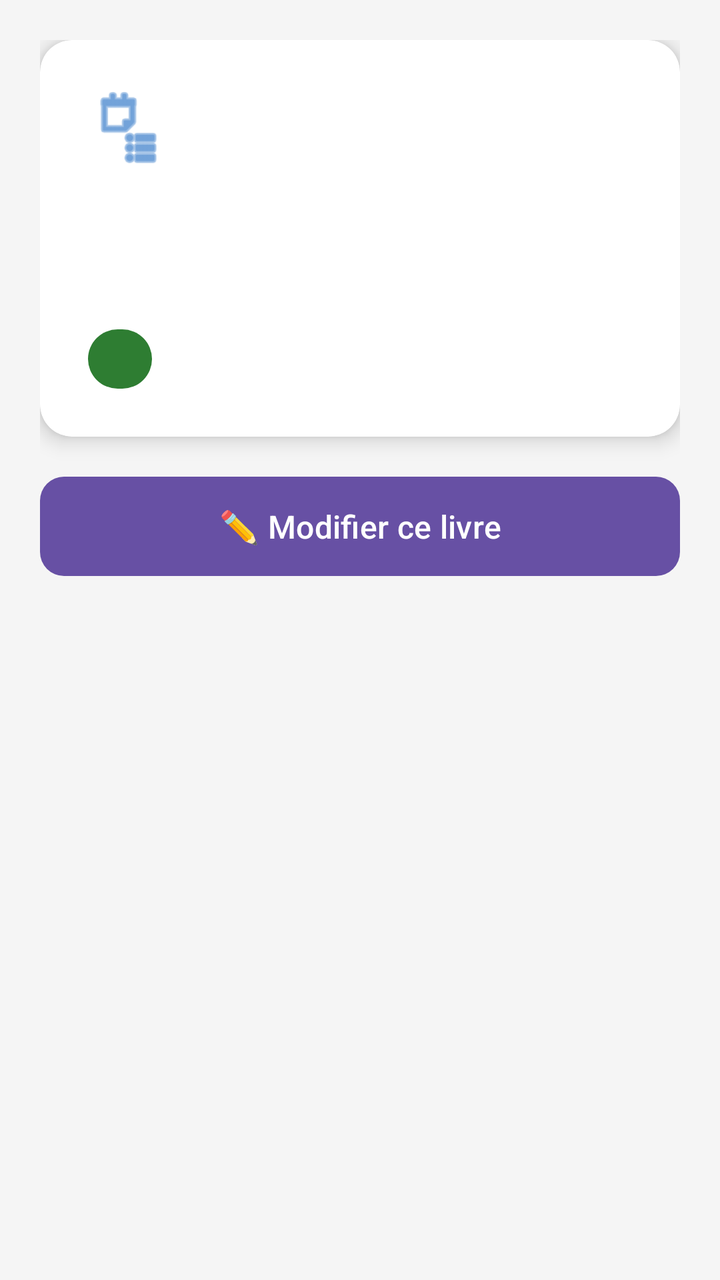
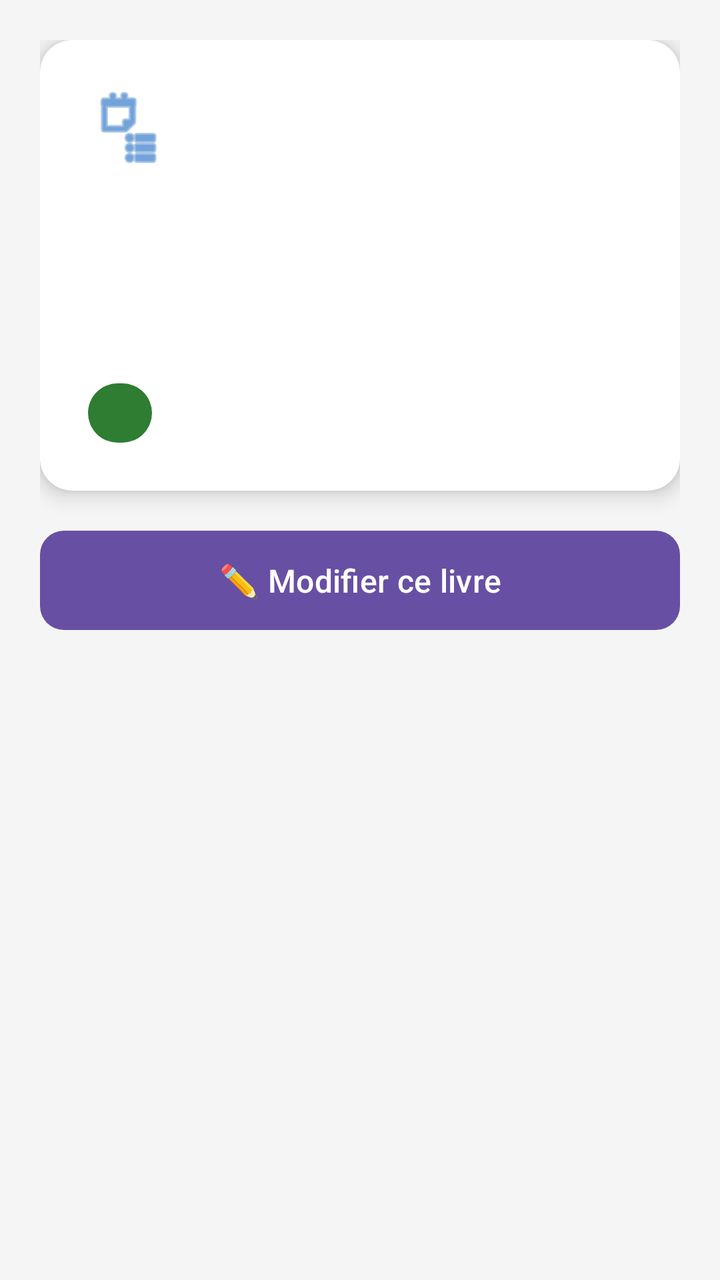

Compare the two renders of this Android layout. The source of the first and the diff that turns it into the second are given below.
<!-- AndroidManifest.xml: application theme Theme.MyFirstApp -->
<!-- res/layout/activity_detail.xml -->
<?xml version="1.0" encoding="utf-8"?>
<ScrollView
    xmlns:android="http://schemas.android.com/apk/res/android"
    android:layout_width="match_parent"
    android:layout_height="match_parent"
    android:background="#F5F5F5">

    <LinearLayout
        android:layout_width="match_parent"
        android:layout_height="wrap_content"
        android:orientation="vertical"
        android:padding="20dp">

        <androidx.cardview.widget.CardView
            android:layout_width="match_parent"
            android:layout_height="wrap_content"
            android:layout_marginBottom="16dp"
            app:cardCornerRadius="16dp"
            app:cardElevation="6dp"
            xmlns:app="http://schemas.android.com/apk/res-auto">

            <LinearLayout
                android:layout_width="match_parent"
                android:layout_height="wrap_content"
                android:orientation="vertical"
                android:padding="24dp">

                
                <LinearLayout
                    android:layout_width="match_parent"
                    android:layout_height="wrap_content"
                    android:orientation="horizontal"
                    android:gravity="center_vertical"
                    android:layout_marginBottom="16dp">

                    <ImageView
                        android:layout_width="40dp"
                        android:layout_height="40dp"
                        android:src="@android:drawable/ic_menu_agenda"
                        android:tint="#1565C0"
                        android:layout_marginEnd="12dp" />

                    <TextView
                        android:id="@+id/tvTitreDetail"
                        android:layout_width="wrap_content"
                        android:layout_height="wrap_content"
                        android:textSize="22sp"
                        android:textStyle="bold"
                        android:textColor="#1A237E" />
                </LinearLayout>

                
                <TextView
                    android:id="@+id/tvAuteurDetail"
                    android:layout_width="wrap_content"
                    android:layout_height="wrap_content"
                    android:textSize="16sp"
                    android:textColor="#424242"
                    android:layout_marginBottom="8dp" />

                
                <TextView
                    android:id="@+id/tvIsbnDetail"
                    android:layout_width="wrap_content"
                    android:layout_height="wrap_content"
                    android:textSize="14sp"
                    android:textColor="#757575"
                    android:layout_marginBottom="16dp" />

                
                <TextView
                    android:id="@+id/tvDisponibiliteDetail"
                    android:layout_width="wrap_content"
                    android:layout_height="wrap_content"
                    android:paddingStart="16dp"
                    android:paddingEnd="16dp"
                    android:paddingTop="6dp"
                    android:paddingBottom="6dp"
                    android:textColor="#FFFFFF"
                    android:textStyle="bold"
                    android:textSize="13sp"
                    android:background="@drawable/badge_rounded" />

            </LinearLayout>
        </androidx.cardview.widget.CardView>

        
        <com.google.android.material.button.MaterialButton
            android:id="@+id/btnModifier"
            android:layout_width="match_parent"
            android:layout_height="wrap_content"
            android:text="✏️ Modifier ce livre"
            android:textSize="16sp"
            android:padding="14dp"
            app:cornerRadius="12dp"
            xmlns:app="http://schemas.android.com/apk/res-auto" />

    </LinearLayout>
</ScrollView>
<!-- resources referenced by this layout -->
<resources>
  <!-- drawable badge_rounded (drawable) -->
  <?xml version="1.0" encoding="utf-8"?>
  <shape xmlns:android="http://schemas.android.com/apk/res/android"
      android:shape="rectangle">
      <corners android:radius="50dp" />
      <solid android:color="#2E7D32" />
  </shape>
  <style name="Theme.MyFirstApp" parent="Base.Theme.MyFirstApp" />
  <style name="Base.Theme.MyFirstApp" parent="Theme.Material3.DayNight.NoActionBar">
          
          
      </style>
</resources>

<!-- the commit's change to res/layout/activity_detail.xml (unified diff, before → after) -->
@@ -25,7 +25,6 @@
                 android:orientation="vertical"
                 android:padding="24dp">
 
-                
                 <LinearLayout
                     android:layout_width="match_parent"
                     android:layout_height="wrap_content"
@@ -47,9 +46,9 @@
                         android:textSize="22sp"
                         android:textStyle="bold"
                         android:textColor="#1A237E" />
+
                 </LinearLayout>
 
-                
                 <TextView
                     android:id="@+id/tvAuteurDetail"
                     android:layout_width="wrap_content"
@@ -58,16 +57,22 @@
                     android:textColor="#424242"
                     android:layout_marginBottom="8dp" />
 
-                
                 <TextView
                     android:id="@+id/tvIsbnDetail"
                     android:layout_width="wrap_content"
                     android:layout_height="wrap_content"
                     android:textSize="14sp"
                     android:textColor="#757575"
+                    android:layout_marginBottom="8dp" />
+
+                <TextView
+                    android:id="@+id/tvAnneeDetail"
+                    android:layout_width="wrap_content"
+                    android:layout_height="wrap_content"
+                    android:textSize="14sp"
+                    android:textColor="#757575"
                     android:layout_marginBottom="16dp" />
 
-                
                 <TextView
                     android:id="@+id/tvDisponibiliteDetail"
                     android:layout_width="wrap_content"
@@ -84,7 +89,6 @@
             </LinearLayout>
         </androidx.cardview.widget.CardView>
 
-        
         <com.google.android.material.button.MaterialButton
             android:id="@+id/btnModifier"
             android:layout_width="match_parent"
